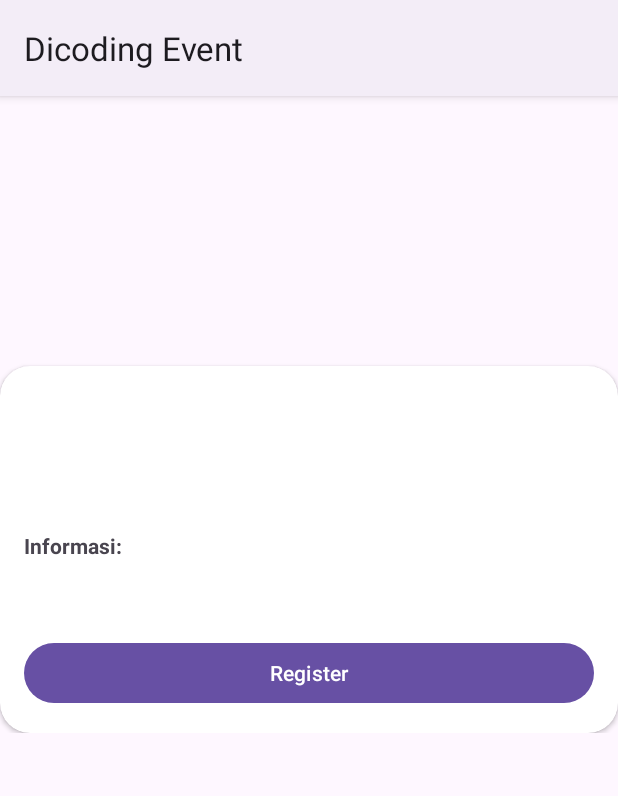
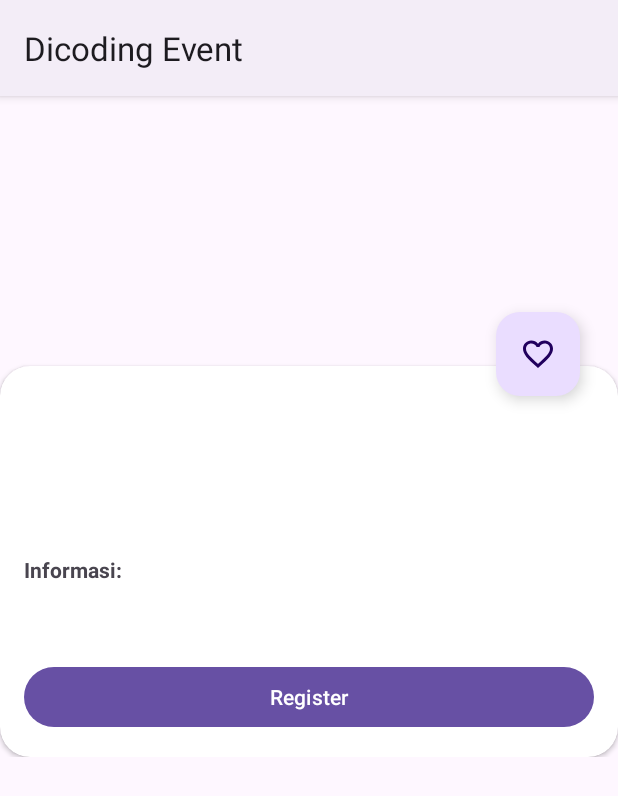
Before and after one commit to raflizocky/Dicoding-Event, an Android app: the DetailActivity screen opened directly, with no data from a screen before it, on a phone screen of 412 x 824 dp. Shown: the top 796 px of the screen. Run offline under Robolectric (Android 15) with nearby library versions, the phone set to English and light mode, and no system bars; pictures from the network do not load; 1 statement that could not run was skipped.

Commit message:
favorite (library, icon, fab)

```diff
--- /dev/null
+++ b/app/src/main/res/drawable/ic_favorite.xml
@@ -0,0 +1,5 @@
+<vector xmlns:android="http://schemas.android.com/apk/res/android" android:height="24dp" android:tint="#000000" android:viewportHeight="24" android:viewportWidth="24" android:width="24dp">
+
+    <path android:fillColor="@android:color/white" android:pathData="M12,21.35l-1.45,-1.32C5.4,15.36 2,12.28 2,8.5 2,5.42 4.42,3 7.5,3c1.74,0 3.41,0.81 4.5,2.09C13.09,3.81 14.76,3 16.5,3 19.58,3 22,5.42 22,8.5c0,3.78 -3.4,6.86 -8.55,11.54L12,21.35z"/>
+
+</vector>
--- /dev/null
+++ b/app/src/main/res/drawable/ic_favorite_border.xml
@@ -0,0 +1,5 @@
+<vector xmlns:android="http://schemas.android.com/apk/res/android" android:height="24dp" android:tint="#000000" android:viewportHeight="24" android:viewportWidth="24" android:width="24dp">
+
+    <path android:fillColor="@android:color/white" android:pathData="M16.5,3c-1.74,0 -3.41,0.81 -4.5,2.09C10.91,3.81 9.24,3 7.5,3 4.42,3 2,5.42 2,8.5c0,3.78 3.4,6.86 8.55,11.54L12,21.35l1.45,-1.32C18.6,15.36 22,12.28 22,8.5 22,5.42 19.58,3 16.5,3zM12.1,18.55l-0.1,0.1 -0.1,-0.1C7.14,14.24 4,11.39 4,8.5 4,6.5 5.5,5 7.5,5c1.54,0 3.04,0.99 3.57,2.36h1.87C13.46,5.99 14.96,5 16.5,5c2,0 3.5,1.5 3.5,3.5 0,2.89 -3.14,5.74 -7.9,10.05z"/>
+
+</vector>
--- a/app/src/main/res/layout/activity_detail.xml
+++ b/app/src/main/res/layout/activity_detail.xml
@@ -30,6 +30,20 @@
             tools:src="@tools:sample/backgrounds/scenic"
             android:contentDescription="@string/todo" />
 
+        <com.google.android.material.floatingactionbutton.FloatingActionButton
+            android:id="@+id/fab_add"
+            android:layout_width="wrap_content"
+            android:layout_height="wrap_content"
+            android:layout_gravity="end|top"
+            android:contentDescription="@string/fab"
+            android:src="@drawable/ic_favorite_border"
+            app:layout_constraintBottom_toBottomOf="@+id/iv_event_image"
+            app:layout_constraintEnd_toEndOf="parent"
+            app:layout_constraintHorizontal_bias="0.929"
+            app:layout_constraintStart_toStartOf="@+id/iv_event_image"
+            app:layout_constraintTop_toTopOf="@+id/iv_event_image"
+            app:layout_constraintVertical_bias="1.0" />
+
         <androidx.cardview.widget.CardView
             android:id="@+id/cardView"
             android:layout_width="match_parent"
@@ -49,6 +63,7 @@
                     android:layout_width="match_parent"
                     android:layout_height="wrap_content"
                     android:textAlignment="center"
+                    android:layout_marginTop="16dp"
                     android:textSize="20sp"
                     android:textStyle="bold"
                     tools:text="The Blueprint for Android App Success: Expert Advice and Insights" />
--- a/app/src/main/res/values/strings.xml
+++ b/app/src/main/res/values/strings.xml
@@ -11,4 +11,5 @@
     <string name="register">Register</string>
     <string name="todoo">TODO</string>
     <string name="quota_info">Sisa kuota: %d</string>
+    <string name="fab">fab</string>
 </resources>
--- a/build.gradle.kts
+++ b/build.gradle.kts
@@ -2,4 +2,5 @@
 plugins {
     alias(libs.plugins.androidApplication) apply false
     alias(libs.plugins.jetbrainsKotlinAndroid) apply false
+    id("com.google.devtools.ksp") version "1.9.0-1.0.11" apply false
 }
--- a/gradle/libs.versions.toml
+++ b/gradle/libs.versions.toml
@@ -7,6 +7,7 @@ junit = "4.13.2"
 junitVersion = "1.2.1"
 espressoCore = "3.6.1"
 appcompat = "1.7.0"
+kotlinxCoroutinesAndroid = "1.7.3"
 lifecycleViewmodelKtx = "2.8.5"
 loggingInterceptor = "4.11.0"
 material = "1.12.0"
@@ -16,17 +17,21 @@ retrofit = "2.9.0"
 lifecycleLivedataKtx = "2.8.5"
 navigationFragmentKtx = "2.8.0"
 navigationUiKtx = "2.8.0"
+roomRuntime = "2.6.1"
 
 [libraries]
 androidx-activity-ktx = { module = "androidx.activity:activity-ktx", version.ref = "activity" }
 androidx-core-ktx = { group = "androidx.core", name = "core-ktx", version.ref = "coreKtx" }
 androidx-lifecycle-viewmodel-ktx = { module = "androidx.lifecycle:lifecycle-viewmodel-ktx", version.ref = "lifecycleViewmodelKtx" }
+androidx-room-compiler = { module = "androidx.room:room-compiler", version.ref = "roomRuntime" }
+androidx-room-runtime = { module = "androidx.room:room-runtime", version.ref = "roomRuntime" }
 converter-gson = { module = "com.squareup.retrofit2:converter-gson", version.ref = "retrofit" }
 glide = { module = "com.github.bumptech.glide:glide", version.ref = "glide" }
 junit = { group = "junit", name = "junit", version.ref = "junit" }
 androidx-junit = { group = "androidx.test.ext", name = "junit", version.ref = "junitVersion" }
 androidx-espresso-core = { group = "androidx.test.espresso", name = "espresso-core", version.ref = "espressoCore" }
 androidx-appcompat = { group = "androidx.appcompat", name = "appcompat", version.ref = "appcompat" }
+kotlinx-coroutines-android = { module = "org.jetbrains.kotlinx:kotlinx-coroutines-android", version.ref = "kotlinxCoroutinesAndroid" }
 logging-interceptor = { module = "com.squareup.okhttp3:logging-interceptor", version.ref = "loggingInterceptor" }
 material = { group = "com.google.android.material", name = "material", version.ref = "material" }
 androidx-activity = { group = "androidx.activity", name = "activity", version.ref = "activity" }
```
Also changed, not shown: app/build.gradle.kts (+10 -3 lines).
